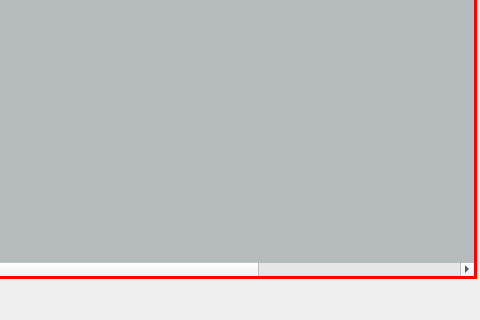
This is returngirl.ui in audrina-ebrahimi/Library as Qt 5 draws it before an edit; both pictures show x 164 to 644 and y 442 to 762 of the 1296 by 762 pixel window. The edited form follows.
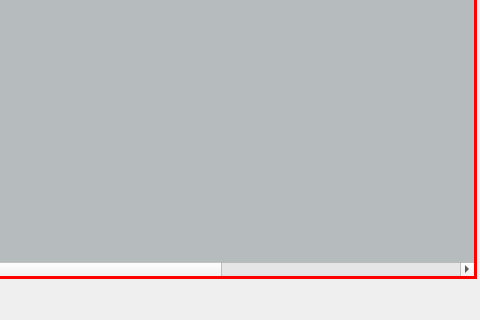
This is the edited form. Icons and pictures are not drawn.

Commit message: Complete get and return books.

```diff
--- a/returngirl.ui
+++ b/returngirl.ui
@@ -158,7 +158,18 @@
     </column>
     <column>
      <property name="text">
-      <string>Availablity</string>
+      <string>Get Book Date</string>
+     </property>
+     <property name="font">
+      <font>
+       <weight>75</weight>
+       <bold>true</bold>
+      </font>
+     </property>
+    </column>
+    <column>
+     <property name="text">
+      <string>Return Book Date</string>
      </property>
      <property name="font">
       <font>
```
The commit also changes 33 other files.
